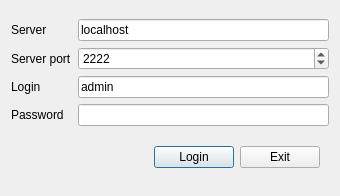
Before: the Qt Designer form consys/admin/login.ui in neerc-linux/ConSys, drawn with Qt 5.
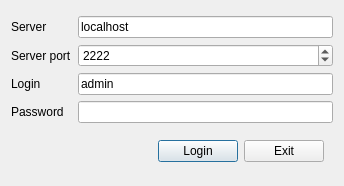
After: the same form once the commit is applied.

Commit message: Fix tab order in the login dialog

```diff
--- a/consys/admin/login.ui
+++ b/consys/admin/login.ui
@@ -6,8 +6,8 @@
    <rect>
     <x>0</x>
     <y>0</y>
-    <width>340</width>
-    <height>196</height>
+    <width>344</width>
+    <height>186</height>
    </rect>
   </property>
   <property name="windowTitle">
@@ -105,7 +105,7 @@
         </property>
         <property name="sizeHint" stdset="0">
          <size>
-          <width>141</width>
+          <width>145</width>
           <height>20</height>
          </size>
         </property>
```
Left out of the diff: 8 changed lines with no effect on the pictures. The commit also changes 1 other file.
